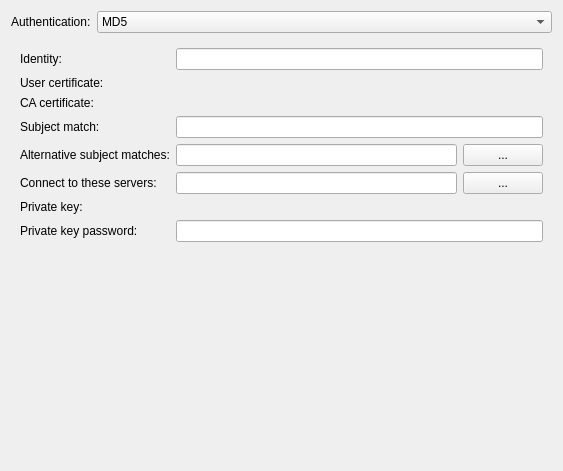
Above: libs/editor/settings/ui/802-1x.ui from KDE/plasma-nm before the change. Below: the same form after it.
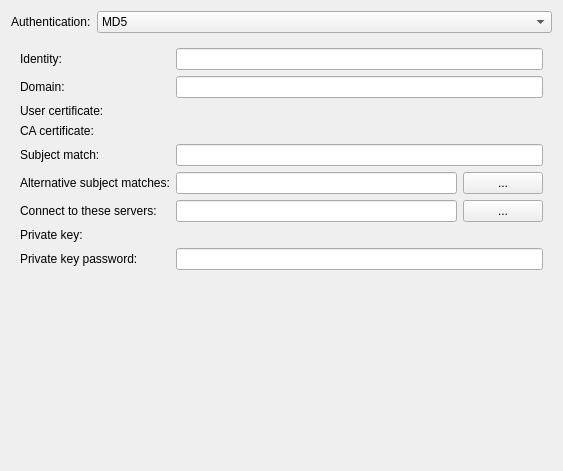
That is the form after the change. The open tabs and pages were chosen to show the change. Custom widgets are drawn as their Qt base class.

Commit message: Allow to set "domain-suffix-match" in Wi-Fi settings

```diff
--- a/libs/editor/settings/ui/802-1x.ui
+++ b/libs/editor/settings/ui/802-1x.ui
@@ -120,6 +120,16 @@
         <widget class="KLineEdit" name="tlsIdentity"/>
        </item>
        <item row="1" column="0">
+        <widget class="QLabel" name="label_32">
+         <property name="text">
+          <string>Domain:</string>
+         </property>
+        </widget>
+       </item>
+       <item row="1" column="1">
+        <widget class="KLineEdit" name="tlsDomain"/>
+       </item>
+       <item row="2" column="0">
         <widget class="QLabel" name="label_5">
          <property name="text">
           <string>User certificate:</string>
@@ -129,14 +139,14 @@
          </property>
         </widget>
        </item>
-       <item row="1" column="1">
+       <item row="2" column="1">
         <widget class="KUrlRequester" name="tlsUserCert">
          <property name="filter">
           <string notr="true">*.der *.pem *.crt *.cer</string>
          </property>
         </widget>
        </item>
-       <item row="2" column="0">
+       <item row="3" column="0">
         <widget class="QLabel" name="label_6">
          <property name="text">
           <string>CA certificate:</string>
@@ -146,14 +156,14 @@
          </property>
         </widget>
        </item>
-       <item row="2" column="1">
+       <item row="3" column="1">
         <widget class="KUrlRequester" name="tlsCACert">
          <property name="filter">
           <string notr="true">*.der *.pem *.crt *.cer</string>
          </property>
         </widget>
        </item>
-       <item row="3" column="0">
+       <item row="4" column="0">
         <widget class="QLabel" name="label_27">
          <property name="text">
           <string>Subject match:</string>
@@ -163,14 +173,14 @@
          </property>
         </widget>
        </item>
-       <item row="3" column="1">
+       <item row="4" column="1">
         <widget class="QLineEdit" name="leTlsSubjectMatch">
          <property name="text">
           <string/>
          </property>
         </widget>
        </item>
-       <item row="4" column="0">
+       <item row="5" column="0">
         <widget class="QLabel" name="label_28">
          <property name="text">
           <string>Alternative subject matches:</string>
@@ -180,7 +190,7 @@
          </property>
         </widget>
        </item>
-       <item row="4" column="1">
+       <item row="5" column="1">
         <layout class="QHBoxLayout" name="horizontalLayout">
          <item>
           <widget class="QLineEdit" name="leTlsAlternativeSubjectMatches"/>
@@ -194,7 +204,7 @@
          </item>
         </layout>
        </item>
-       <item row="5" column="0">
+       <item row="6" column="0">
         <widget class="QLabel" name="label_29">
          <property name="text">
           <string>Connect to these servers:</string>
@@ -204,7 +214,7 @@
          </property>
         </widget>
        </item>
-       <item row="5" column="1">
+       <item row="6" column="1">
         <layout class="QHBoxLayout" name="horizontalLayout_2">
          <item>
           <widget class="QLineEdit" name="leTlsConnectToServers"/>
@@ -218,7 +228,7 @@
          </item>
         </layout>
        </item>
-       <item row="6" column="0">
+       <item row="7" column="0">
         <widget class="QLabel" name="label_7">
          <property name="text">
           <string>Private key:</string>
@@ -228,14 +238,14 @@
          </property>
         </widget>
        </item>
-       <item row="6" column="1">
+       <item row="7" column="1">
         <widget class="KUrlRequester" name="tlsPrivateKey">
          <property name="filter">
           <string notr="true">*.der *.pem *.p12 *.key</string>
          </property>
         </widget>
        </item>
-       <item row="7" column="0">
+       <item row="8" column="0">
         <widget class="QLabel" name="label_8">
          <property name="text">
           <string>Private key password:</string>
@@ -245,7 +255,7 @@
          </property>
         </widget>
        </item>
-       <item row="7" column="1">
+       <item row="8" column="1">
         <widget class="PasswordField" name="tlsPrivateKeyPassword">
          <property name="passwordModeEnabled" stdset="0">
           <bool>true</bool>
```
Left out of the diff: 63 changed lines with no effect on the pictures. The commit also changes 2 other files.
